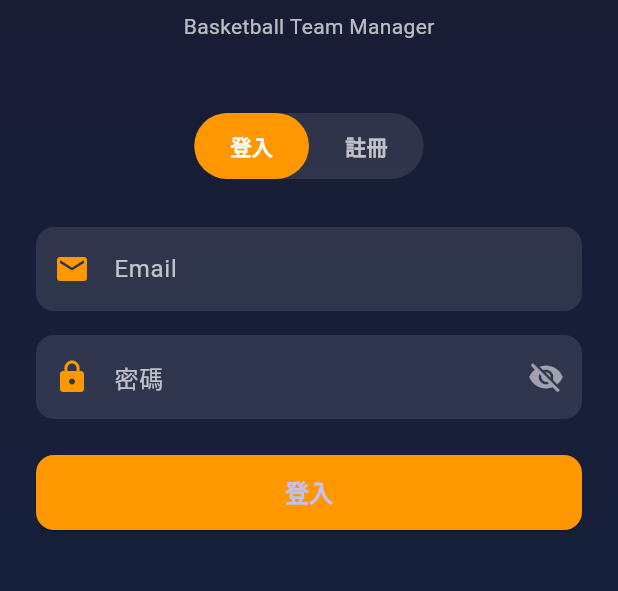
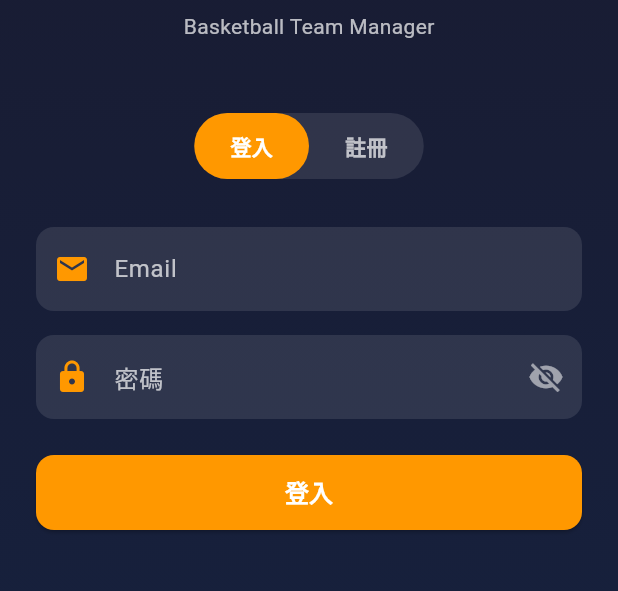
Before and after one commit to wilson1e/team_tracker, a Flutter app: the screen it shows after launch, on a phone screen of 412 x 824 dp, the part 457-1048 px from its top. Run offline on Flutter 3.47's test engine with Material 3 defaults, Android fonts, the phone set to English and light mode, and no system bars; our stand-ins replace cloud_firestore, firebase_auth, firebase_core, firebase_storage, flutter_local_notifications, google_mobile_ads and 4 more; missing offline and left inert: add_2_calendar, excel; accounts and stored records are empty.

Commit message:
Fix HIGH issues: wire ThemeService, remove dead TeamProvider/fallbackLogin, AdMob ID structure, matches controller disposal, cross-user guard

```diff
--- a/lib/login_page.dart
+++ b/lib/login_page.dart
@@ -19,15 +19,6 @@ class _LoginPageState extends State<LoginPage> {
   final _emailController = TextEditingController();
   final _passwordController = TextEditingController();
   final _nameController = TextEditingController();
-
-  // Demo users for local fallback (only in debug mode)
-  static final Map<String, Map<String, String>> _demoUsers = const bool.fromEnvironment('dart.vm.product')
-      ? {} // Empty in production
-      : {
-          'admin@team.com':  {'password': '1234',      'name': '教練',     'role': 'admin'},
-          'coach@team.com':  {'password': 'coach123',  'name': '教練助手', 'role': 'coach'},
-          'player@team.com': {'password': 'player123', 'name': '球員',     'role': 'player'},
-        };
 
   @override
   void dispose() {
@@ -180,19 +171,6 @@ class _LoginPageState extends State<LoginPage> {
       }
     } catch (e) {
       _showError('網絡錯誤，請稍後再試');
-    }
-  }
-
-  void _fallbackLogin(String email, String password) {
-    final demo = _demoUsers[email];
-    if (demo != null && demo['password'] == password) {
-      _navigateToHome(
-        email: email,
-        name: demo['name']!,
-        role: demo['role']!,
-      );
-    } else {
-      _showError('登入失敗 — 請檢查 Email 同密碼');
     }
   }
 
--- a/lib/main.dart
+++ b/lib/main.dart
@@ -1,25 +1,19 @@
 import 'package:flutter/material.dart';
 import 'package:provider/provider.dart';
 import 'package:firebase_core/firebase_core.dart';
-import 'package:firebase_auth/firebase_auth.dart';
-import 'package:cloud_firestore/cloud_firestore.dart';
 
-import 'providers/team_provider.dart';
 import 'services/storage_service.dart';
 import 'ad_service.dart';
+import 'theme_service.dart';
 import 'login_page.dart';
 
 void main() async {
   WidgetsFlutterBinding.ensureInitialized();
 
   try {
-    // Initialize Firebase
     await Firebase.initializeApp();
-
-    // Initialize AdMob
     AdService.initialize();
 
-    // Initialize storage
     final storageService = StorageService();
     await storageService.init();
 
@@ -43,18 +37,14 @@ class TeamTrackerApp extends StatelessWidget {
   @override
   Widget build(BuildContext context) {
     return ChangeNotifierProvider(
-      create: (_) => TeamProvider(storageService)..loadData(),
-      child: MaterialApp(
-        title: '籃球隊管理',
-        debugShowCheckedModeBanner: false,
-        theme: ThemeData(
-          colorScheme: ColorScheme.fromSeed(
-            seedColor: const Color(0xFF1A1A2E),
-            brightness: Brightness.dark,
-          ),
-          useMaterial3: true,
+      create: (_) => ThemeService(),
+      child: Consumer<ThemeService>(
+        builder: (_, themeService, __) => MaterialApp(
+          title: '籃球隊管理',
+          debugShowCheckedModeBanner: false,
+          theme: themeService.themeData,
+          home: const LoginPage(),
         ),
-        home: const LoginPage(),
       ),
     );
   }
--- a/lib/matches_page.dart
+++ b/lib/matches_page.dart
@@ -137,6 +137,8 @@ class _MatchesPageState extends State<MatchesPage> {
     String? selectedHomeAway = isEdit && existingMatch != null ? existingMatch.homeAway : null;
     Color? selectedJerseyColor = isEdit && existingMatch != null ? existingMatch.jerseyColor : null;
     final opponentCtrl = TextEditingController(text: isEdit && existingMatch != null ? existingMatch.opponent : '');
+    final timeInputCtrl = TextEditingController(text: timeOptions.contains(selectedTime) ? '' : selectedTime);
+    final customVenueCtrl = TextEditingController(text: customVenue);
 
     showDialog(
       context: context,
--- a/lib/team_members_page.dart
+++ b/lib/team_members_page.dart
@@ -75,13 +75,17 @@ class _TeamMembersPageState extends State<TeamMembersPage> {
           .doc(memberUid)
           .delete();
 
-      // 刪除被移除成員本地的球隊記錄
+      // WARNING: cross-user write — only safe when current user is the team owner.
+      // Guard: widget.isOwner is already checked by the PopupMenuButton visibility,
+      // but we double-check here to prevent accidental writes.
+      if (widget.isOwner) {
         await FirebaseFirestore.instance
             .collection('users')
             .doc(memberUid)
             .collection('myTeams')
             .doc(widget.teamId)
             .delete();
+      }
 
       if (mounted) {
         ScaffoldMessenger.of(context).showSnackBar(const SnackBar(content: Text('已移除成員')));
```
Also changed, not shown: lib/ad_service.dart (+17 -3 lines). Lines whose indentation alone changed are shown as unchanged.
